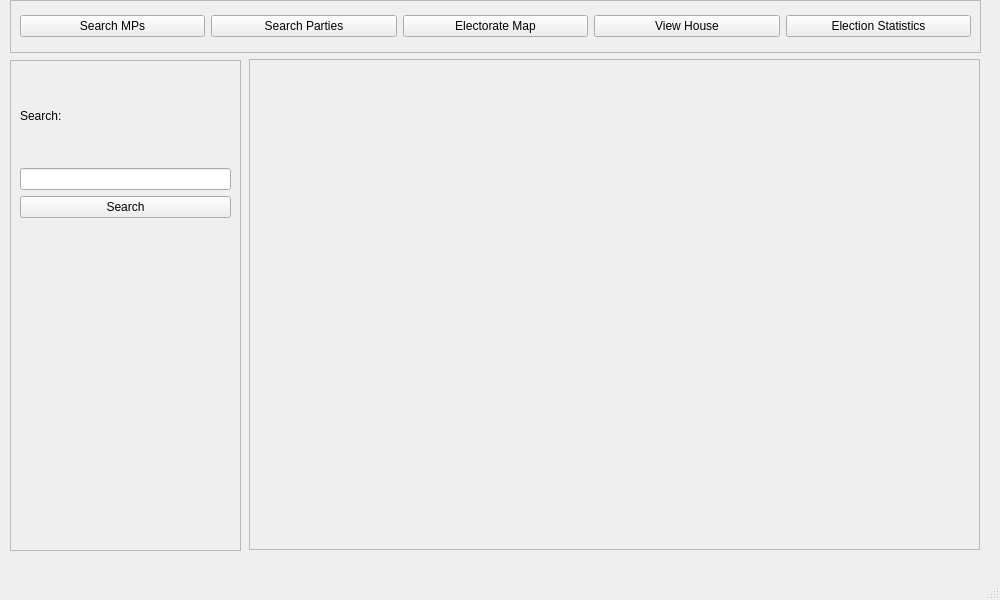
Old version of the form qtGuiApplication/mainwindow.ui in the repository List28/COSC345-Project.
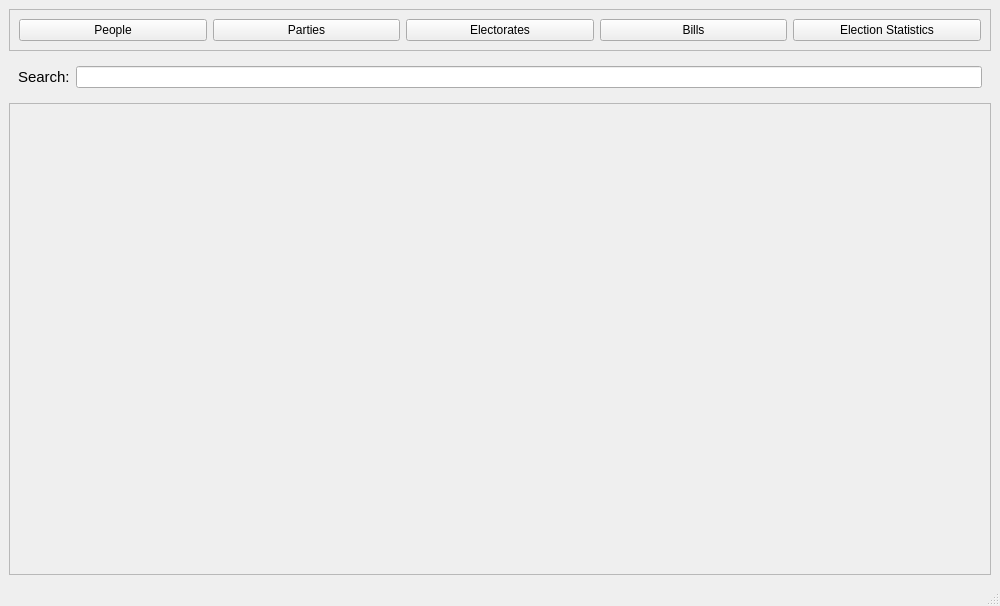
New version of the form. Icons and pictures are not drawn.

What changed in the file:
```diff
--- a/qtGuiApplication/mainwindow.ui
+++ b/qtGuiApplication/mainwindow.ui
@@ -7,154 +7,16 @@
     <x>0</x>
     <y>0</y>
     <width>1000</width>
-    <height>600</height>
+    <height>606</height>
    </rect>
   </property>
   <property name="windowTitle">
    <string>MainWindow</string>
   </property>
   <widget class="QWidget" name="centralwidget">
-   <widget class="QScrollArea" name="scrollArea">
-    <property name="geometry">
-     <rect>
-      <x>249</x>
-      <y>59</y>
-      <width>731</width>
-      <height>491</height>
-     </rect>
-    </property>
-    <property name="widgetResizable">
-     <bool>true</bool>
-    </property>
-    <widget class="QWidget" name="scrollAreaWidgetContents">
-     <property name="geometry">
-      <rect>
-       <x>0</x>
-       <y>0</y>
-       <width>729</width>
-       <height>489</height>
-      </rect>
-     </property>
-     <layout class="QVBoxLayout" name="CardsLayout"/>
-    </widget>
-   </widget>
-   <widget class="QScrollArea" name="scrollArea_2">
-    <property name="geometry">
-     <rect>
-      <x>10</x>
-      <y>60</y>
-      <width>231</width>
-      <height>491</height>
-     </rect>
-    </property>
-    <property name="widgetResizable">
-     <bool>true</bool>
-    </property>
-    <widget class="QWidget" name="scrollAreaWidgetContents_2">
-     <property name="geometry">
-      <rect>
-       <x>0</x>
-       <y>0</y>
-       <width>225</width>
-       <height>904</height>
-      </rect>
-     </property>
      <layout class="QVBoxLayout" name="verticalLayout">
       <item>
-       <widget class="QLabel" name="label_5">
-        <property name="enabled">
-         <bool>true</bool>
-        </property>
-        <property name="minimumSize">
-         <size>
-          <width>197</width>
-          <height>16</height>
-         </size>
-        </property>
-        <property name="toolTipDuration">
-         <number>-9</number>
-        </property>
-        <property name="text">
-         <string>Search: </string>
-        </property>
-       </widget>
-      </item>
-      <item>
-       <widget class="QLineEdit" name="lineEdit">
-        <property name="text">
-         <string/>
-        </property>
-       </widget>
-      </item>
-      <item>
-       <widget class="QPushButton" name="pushButton">
-        <property name="text">
-         <string>Search</string>
-        </property>
-       </widget>
-      </item>
-      <item>
-       <widget class="QPushButton" name="pushButton_2">
-        <property name="text">
-         <string/>
-        </property>
-        <property name="icon">
-         <iconset>
-          <normaloff>../images/mylabour.jpg</normaloff>../images/mylabour.jpg</iconset>
-        </property>
-        <property name="iconSize">
-         <size>
-          <width>190</width>
-          <height>190</height>
-         </size>
-        </property>
-        <property name="flat">
-         <bool>true</bool>
-        </property>
-       </widget>
-      </item>
-      <item>
-       <widget class="QLabel" name="label_2">
-        <property name="text">
-         <string/>
-        </property>
-        <property name="pixmap">
-         <pixmap>../images/mynational.jpg</pixmap>
-        </property>
-       </widget>
-      </item>
-      <item>
-       <widget class="QLabel" name="label_3">
-        <property name="text">
-         <string/>
-        </property>
-        <property name="pixmap">
-         <pixmap>../images/mpppp.jpg</pixmap>
-        </property>
-       </widget>
-      </item>
-      <item>
-       <widget class="QLabel" name="label_4">
-        <property name="text">
-         <string/>
-        </property>
-        <property name="pixmap">
-         <pixmap>../images/green1.jpg</pixmap>
-        </property>
-       </widget>
-      </item>
-     </layout>
-    </widget>
-   </widget>
    <widget class="QFrame" name="frame">
-    <property name="geometry">
-     <rect>
-      <x>10</x>
-      <y>0</y>
-      <width>971</width>
-      <height>53</height>
-     </rect>
-    </property>
     <property name="frameShape">
      <enum>QFrame::StyledPanel</enum>
     </property>
@@ -165,28 +27,28 @@
      <item>
       <widget class="QPushButton" name="pushButton_3">
        <property name="text">
-        <string>Search MPs</string>
+          <string>People</string>
        </property>
       </widget>
      </item>
      <item>
       <widget class="QPushButton" name="pushButton_4">
        <property name="text">
-        <string>Search Parties</string>
+          <string>Parties</string>
        </property>
       </widget>
      </item>
      <item>
       <widget class="QPushButton" name="pushButton_5">
        <property name="text">
-        <string>Electorate Map</string>
+          <string>Electorates</string>
        </property>
       </widget>
      </item>
      <item>
       <widget class="QPushButton" name="pushButton_6">
        <property name="text">
-        <string>View House</string>
+          <string>Bills</string>
        </property>
       </widget>
      </item>
@@ -199,6 +61,55 @@
      </item>
     </layout>
    </widget>
+    </item>
+    <item>
+     <widget class="QWidget" name="widget" native="true">
+      <layout class="QHBoxLayout" name="horizontalLayout_2">
+       <item>
+        <widget class="QLabel" name="label">
+         <property name="maximumSize">
+          <size>
+           <width>100</width>
+           <height>16777215</height>
+          </size>
+         </property>
+         <property name="text">
+          <string>&lt;html&gt;&lt;head/&gt;&lt;body&gt;&lt;p&gt;&lt;span style=&quot; font-size:11pt;&quot;&gt;Search:&lt;/span&gt;&lt;/p&gt;&lt;/body&gt;&lt;/html&gt;</string>
+         </property>
+        </widget>
+       </item>
+       <item>
+        <widget class="QLineEdit" name="lineEdit">
+         <property name="maximumSize">
+          <size>
+           <width>9090909</width>
+           <height>16777215</height>
+          </size>
+         </property>
+        </widget>
+       </item>
+      </layout>
+     </widget>
+    </item>
+    <item>
+     <widget class="QScrollArea" name="scrollArea">
+      <property name="widgetResizable">
+       <bool>true</bool>
+      </property>
+      <widget class="QWidget" name="scrollAreaWidgetContents">
+       <property name="geometry">
+        <rect>
+         <x>0</x>
+         <y>0</y>
+         <width>976</width>
+         <height>415</height>
+        </rect>
+       </property>
+       <layout class="QVBoxLayout" name="CardsLayout"/>
+      </widget>
+     </widget>
+    </item>
+   </layout>
   </widget>
   <widget class="QMenuBar" name="menubar">
    <property name="geometry">
```
Left out of the diff: 14 changed lines with no effect on the pictures. Lines whose indentation alone changed are shown as unchanged.
